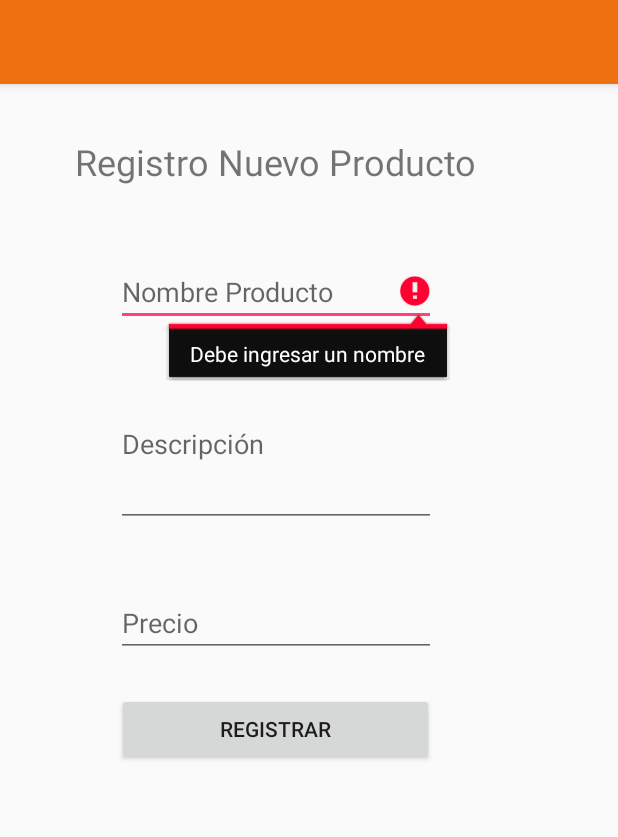
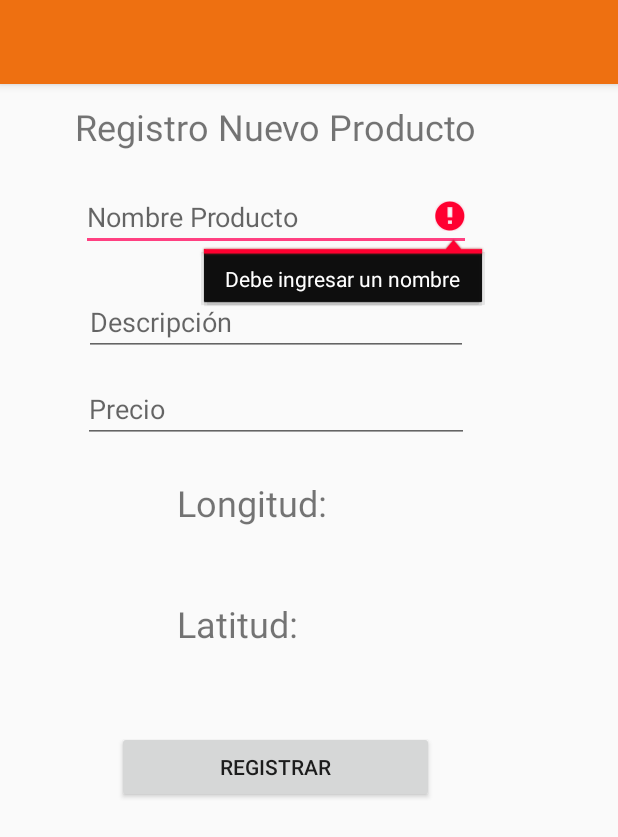
Before and after one commit to kcubillosr/Android, an Android app: the screen it shows after launch (MainActivity), after a tap on "REGISTRAR", on a phone screen of 412 x 824 dp. Shown: the top 837 px of the screen. Run offline under Robolectric (Android 15) with nearby library versions, the phone set to English and light mode, and no system bars.

Commit message:
Commit 2 Proyecto Android

```diff
--- a/app/src/main/java/com/example/daniel/projectandroid/MainActivity.java
+++ b/app/src/main/java/com/example/daniel/projectandroid/MainActivity.java
@@ -14,12 +14,14 @@ import android.support.v7.app.AppCompatActivity;
 import android.os.Bundle;
 import android.view.View;
 import android.widget.EditText;
+import android.widget.TextView;
 import android.widget.Toast;
 
 public class MainActivity extends AppCompatActivity {
 
     private EditText nombreProducto, descripcion, precio;
     private double longitud, latitud;
+    private TextView longituda, latituda, tvLongitud, tvLatitud;
 
     @Override
     protected void onCreate(Bundle savedInstanceState) {
@@ -29,6 +31,10 @@ public class MainActivity extends AppCompatActivity {
         nombreProducto = (EditText) findViewById(R.id.editText);
         descripcion = (EditText) findViewById(R.id.editText2);
         precio = (EditText) findViewById(R.id.editText3);
+        tvLongitud = (TextView) findViewById(R.id.textView2);
+        tvLatitud = (TextView) findViewById(R.id.textView5);
+        longituda = (TextView) findViewById(R.id.textView3);
+        latituda = (TextView) findViewById(R.id.textView4);
 
         LocationManager locationManager = (LocationManager) getSystemService(Context.LOCATION_SERVICE);
         Localizacion localizacion = new Localizacion();
@@ -58,6 +64,10 @@ public class MainActivity extends AppCompatActivity {
         public void onLocationChanged(Location location) {
             longitud = location.getLongitude();
             latitud = location.getLatitude();
+
+            tvLatitud.setText(String.valueOf(latitud));
+            tvLongitud.setText(String.valueOf(longitud));
+
 
         }
 
@@ -113,6 +123,10 @@ public class MainActivity extends AppCompatActivity {
                 }
             }
         }
+        tvLatitud.setVisibility(View.VISIBLE);
+        tvLongitud.setVisibility(View.VISIBLE);
+        longituda.setVisibility(View.VISIBLE);
+        latituda.setVisibility(View.VISIBLE);
     }
 
 
--- a/app/src/main/java/com/example/daniel/projectandroid/dbHelper.java
+++ b/app/src/main/java/com/example/daniel/projectandroid/dbHelper.java
@@ -5,7 +5,7 @@ import android.database.sqlite.SQLiteDatabase;
 import android.database.sqlite.SQLiteOpenHelper;
 
 public class dbHelper extends SQLiteOpenHelper {
-    private String query = "CREATE TABLE tbl_productos (nombre TEXT, descripcion TEXT, precio INTEGER, longituds REAL, latituds REAL)";
+    private String query = "CREATE TABLE tbl_productos (nombre TEXT, descripcion TEXT, precio INTEGER, longituds INTEGER, latituds INTEGER)";
     public dbHelper(Context context, String name, SQLiteDatabase.CursorFactory factory, int version) {
         super(context, name, factory, version);
     }
--- a/app/src/main/res/layout/activity_main.xml
+++ b/app/src/main/res/layout/activity_main.xml
@@ -10,7 +10,28 @@
         android:layout_width="368dp"
         android:layout_height="495dp"
         tools:layout_editor_absoluteX="8dp"
-        tools:layout_editor_absoluteY="8dp">
+        tools:layout_editor_absoluteY="0dp">
+
+        <TextView
+            android:id="@+id/textView5"
+            android:layout_width="131dp"
+            android:layout_height="wrap_content"
+            android:layout_alignParentBottom="true"
+            android:layout_centerHorizontal="true"
+            android:layout_marginBottom="78dp"
+            android:textSize="24sp"
+            android:visibility="invisible" />
+
+        <TextView
+            android:id="@+id/textView4"
+            android:layout_width="132dp"
+            android:layout_height="wrap_content"
+            android:layout_alignParentBottom="true"
+            android:layout_centerHorizontal="true"
+            android:layout_marginBottom="119dp"
+            android:text="Latitud:"
+            android:textSize="24sp"
+            android:visibility="invisible" />
 
         <TextView
             android:id="@+id/textView"
@@ -18,39 +39,39 @@
             android:layout_height="wrap_content"
             android:layout_alignParentTop="true"
             android:layout_centerHorizontal="true"
-            android:layout_marginTop="35dp"
+            android:layout_marginTop="12dp"
             android:text="Registro Nuevo Producto"
             android:textSize="24sp" />
 
         <EditText
             android:id="@+id/editText"
-            android:layout_width="wrap_content"
+            android:layout_width="260dp"
             android:layout_height="wrap_content"
             android:layout_alignParentTop="true"
             android:layout_centerHorizontal="true"
-            android:layout_marginTop="116dp"
+            android:layout_marginTop="66dp"
             android:ems="10"
             android:hint="Nombre Producto"
             android:inputType="textPersonName" />
 
         <EditText
             android:id="@+id/editText2"
-            android:layout_width="wrap_content"
-            android:layout_height="110dp"
+            android:layout_width="256dp"
+            android:layout_height="wrap_content"
             android:layout_alignParentTop="true"
             android:layout_centerHorizontal="true"
-            android:layout_marginTop="185dp"
+            android:layout_marginTop="136dp"
             android:ems="10"
             android:hint="Descripción"
             android:inputType="textPersonName" />
 
         <EditText
             android:id="@+id/editText3"
-            android:layout_width="wrap_content"
+            android:layout_width="257dp"
             android:layout_height="wrap_content"
-            android:layout_alignParentBottom="true"
+            android:layout_alignParentTop="true"
             android:layout_centerHorizontal="true"
-            android:layout_marginBottom="113dp"
+            android:layout_marginTop="194dp"
             android:ems="10"
             android:hint="Precio"
             android:inputType="number" />
@@ -61,8 +82,30 @@
             android:layout_height="wrap_content"
             android:layout_alignParentBottom="true"
             android:layout_centerHorizontal="true"
-            android:layout_marginBottom="41dp"
+            android:layout_marginBottom="16dp"
             android:onClick="insertar"
             android:text="Registrar" />
+
+        <TextView
+            android:id="@+id/textView2"
+            android:layout_width="136dp"
+            android:layout_height="wrap_content"
+            android:layout_alignParentBottom="true"
+            android:layout_centerHorizontal="true"
+            android:layout_marginBottom="159dp"
+            android:textSize="24sp"
+            android:visibility="invisible" />
+
+        <TextView
+            android:id="@+id/textView3"
+            android:layout_width="132dp"
+            android:layout_height="wrap_content"
+            android:layout_alignParentBottom="true"
+            android:layout_centerHorizontal="true"
+            android:layout_marginBottom="200dp"
+            android:text="Longitud:"
+            android:textSize="24sp"
+            android:visibility="invisible" />
+
     </RelativeLayout>
 </android.support.constraint.ConstraintLayout>
```
